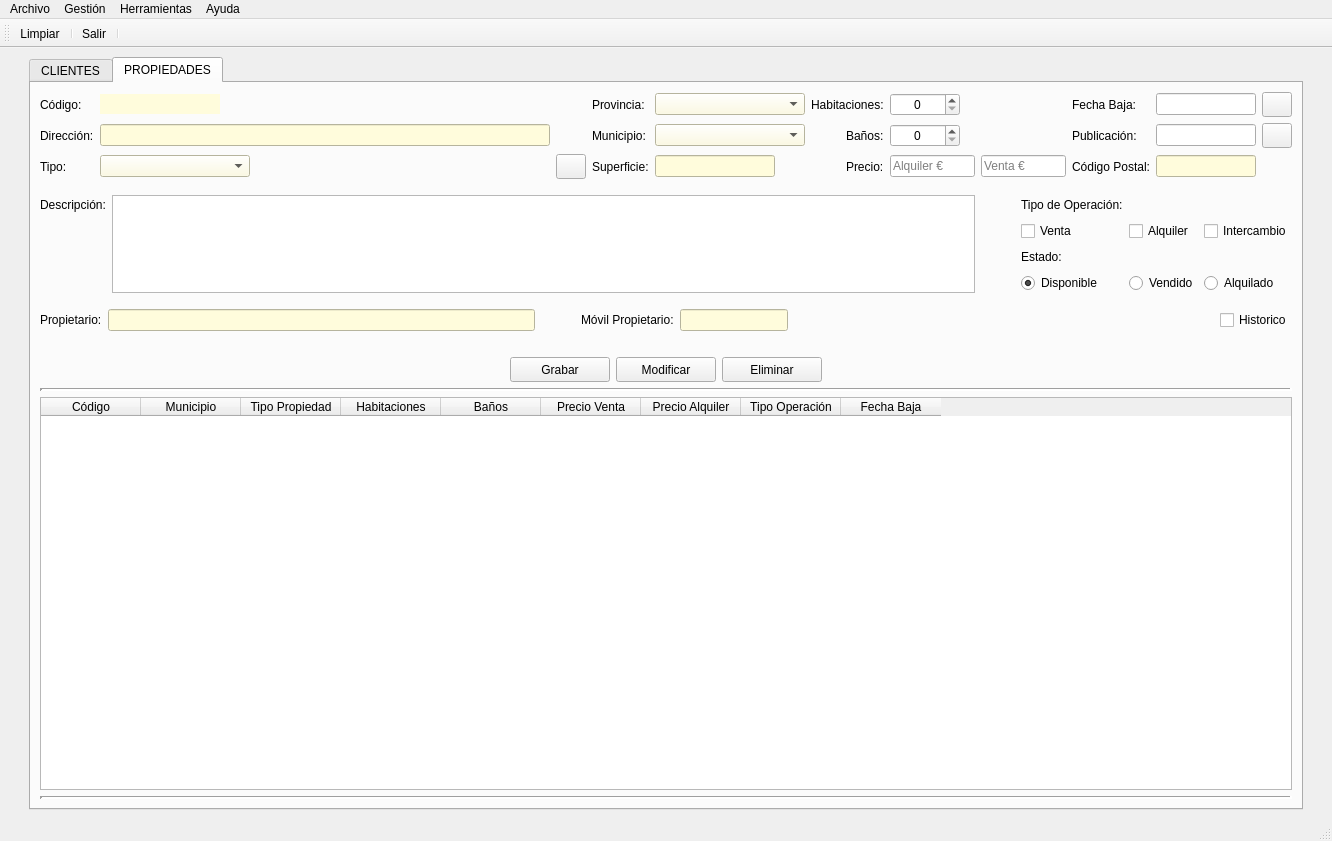
Above: templates/venPrincipal.ui from AmarinoLama/desarrolloInterfaces_Proyecto before the change. Below: the same form after it.
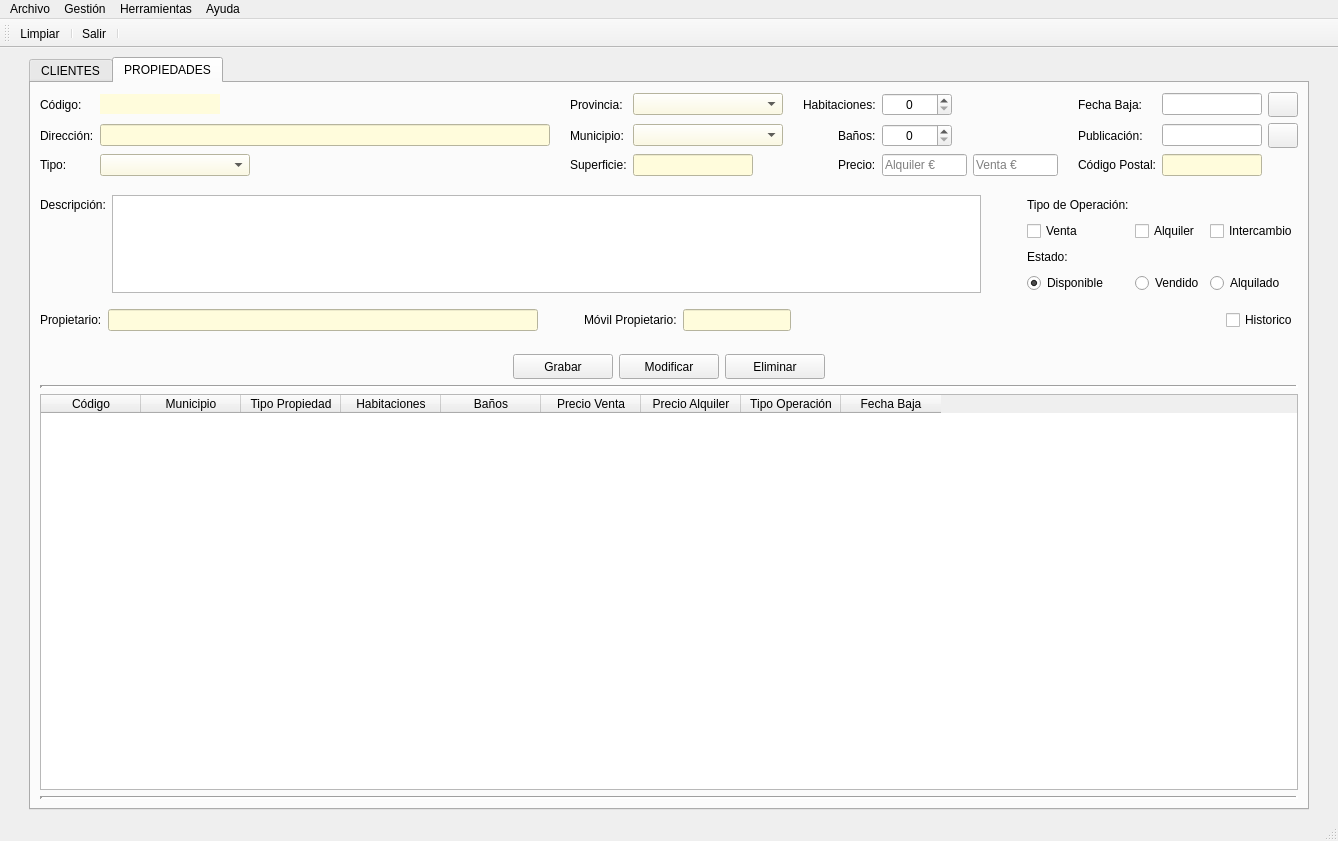
That is the form after the change. Icons and pictures are not drawn.

Diff of the .ui file:
```diff
--- a/templates/venPrincipal.ui
+++ b/templates/venPrincipal.ui
@@ -6,7 +6,7 @@
    <rect>
     <x>0</x>
     <y>0</y>
-    <width>1302</width>
+    <width>1338</width>
     <height>841</height>
    </rect>
   </property>
@@ -681,25 +681,116 @@
          <layout class="QVBoxLayout" name="verticalLayout_4">
           <item>
            <layout class="QGridLayout" name="gridLayout_5">
-            <item row="0" column="9">
-             <widget class="QSpinBox" name="spbHabitacionesPro">
+            <item row="0" column="5">
+             <widget class="QComboBox" name="cmbProvinciaPro">
               <property name="minimumSize">
                <size>
-                <width>70</width>
+                <width>150</width>
                 <height>0</height>
                </size>
               </property>
               <property name="maximumSize">
                <size>
-                <width>70</width>
+                <width>150</width>
                 <height>16777215</height>
                </size>
               </property>
-              <property name="alignment">
-               <set>Qt::AlignCenter</set>
+              <property name="styleSheet">
+               <string notr="true">background-color: rgb(255, 252, 220);</string>
               </property>
              </widget>
             </item>
+            <item row="1" column="5">
+             <widget class="QComboBox" name="cmbMunicipioPro">
+              <property name="minimumSize">
+               <size>
+                <width>150</width>
+                <height>0</height>
+               </size>
+              </property>
+              <property name="maximumSize">
+               <size>
+                <width>150</width>
+                <height>16777215</height>
+               </size>
+              </property>
+              <property name="styleSheet">
+               <string notr="true">background-color: rgb(255, 252, 220);</string>
+              </property>
+             </widget>
+            </item>
+            <item row="2" column="2">
+             <widget class="QComboBox" name="cmbTipoPro">
+              <property name="maximumSize">
+               <size>
+                <width>150</width>
+                <height>16777215</height>
+               </size>
+              </property>
+              <property name="styleSheet">
+               <string notr="true">background-color: rgb(255, 252, 220);</string>
+              </property>
+             </widget>
+            </item>
+            <item row="1" column="2">
+             <widget class="QLineEdit" name="txtDireccionPro">
+              <property name="minimumSize">
+               <size>
+                <width>450</width>
+                <height>0</height>
+               </size>
+              </property>
+              <property name="maximumSize">
+               <size>
+                <width>450</width>
+                <height>16777215</height>
+               </size>
+              </property>
+              <property name="styleSheet">
+               <string notr="true">background-color: rgb(255, 252, 220);</string>
+              </property>
+             </widget>
+            </item>
+            <item row="1" column="3">
+             <spacer name="horizontalSpacer_14">
+              <property name="orientation">
+               <enum>Qt::Horizontal</enum>
+              </property>
+              <property name="sizeHint" stdset="0">
+               <size>
+                <width>40</width>
+                <height>20</height>
+               </size>
+              </property>
+             </spacer>
+            </item>
+            <item row="1" column="4">
+             <widget class="QLabel" name="lblMunicipioPro">
+              <property name="text">
+               <string>Municipio:</string>
+              </property>
+             </widget>
+            </item>
+            <item row="1" column="7" alignment="Qt::AlignRight">
+             <widget class="QLabel" name="lblBanosPro">
+              <property name="text">
+               <string>Baños:</string>
+              </property>
+             </widget>
+            </item>
+            <item row="0" column="3">
+             <spacer name="horizontalSpacer_13">
+              <property name="orientation">
+               <enum>Qt::Horizontal</enum>
+              </property>
+              <property name="sizeHint" stdset="0">
+               <size>
+                <width>40</width>
+                <height>20</height>
+               </size>
+              </property>
+             </spacer>
+            </item>
             <item row="1" column="1">
              <widget class="QLabel" name="lblDireccionPro">
               <property name="text">
@@ -707,37 +798,62 @@
               </property>
              </widget>
             </item>
-            <item row="0" column="14">
-             <widget class="QPushButton" name="btnBajaPro">
-              <property name="minimumSize">
-               <size>
-                <width>30</width>
-                <height>25</height>
-               </size>
-              </property>
-              <property name="maximumSize">
-               <size>
-                <width>30</width>
-                <height>25</height>
-               </size>
-              </property>
-              <property name="text">
-               <string/>
-              </property>
-              <property name="icon">
-               <iconset>
-                <normaloff>../img/calendar.png</normaloff>../img/calendar.png</iconset>
-              </property>
-             </widget>
-            </item>
             <item row="0" column="8">
-             <widget class="QLabel" name="lblHabitacionesPro">
-              <property name="text">
-               <string>Habitaciones:</string>
+             <widget class="QSpinBox" name="spbHabitacionesPro">
+              <property name="minimumSize">
+               <size>
+                <width>70</width>
+                <height>0</height>
+               </size>
+              </property>
+              <property name="maximumSize">
+               <size>
+                <width>70</width>
+                <height>16777215</height>
+               </size>
+              </property>
+              <property name="alignment">
+               <set>Qt::AlignCenter</set>
               </property>
              </widget>
             </item>
             <item row="0" column="13">
+             <widget class="QPushButton" name="btnBajaPro">
+              <property name="minimumSize">
+               <size>
+                <width>30</width>
+                <height>25</height>
+               </size>
+              </property>
+              <property name="maximumSize">
+               <size>
+                <width>30</width>
+                <height>25</height>
+               </size>
+              </property>
+              <property name="text">
+               <string/>
+              </property>
+              <property name="icon">
+               <iconset>
+                <normaloff>../img/calendar.png</normaloff>../img/calendar.png</iconset>
+              </property>
+             </widget>
+            </item>
+            <item row="1" column="6">
+             <spacer name="horizontalSpacer_17">
+              <property name="orientation">
+               <enum>Qt::Horizontal</enum>
+              </property>
+              <property name="sizeHint" stdset="0">
+               <size>
+                <width>40</width>
+                <height>20</height>
+               </size>
+              </property>
+             </spacer>
+            </item>
+            <item row="0" column="12">
              <widget class="QLineEdit" name="txtFechabajaPro">
               <property name="maximumSize">
                <size>
@@ -747,84 +863,27 @@
               </property>
              </widget>
             </item>
-            <item row="2" column="9">
-             <widget class="QLineEdit" name="txtPrecioAlquilerPro">
-              <property name="minimumSize">
-               <size>
-                <width>85</width>
-                <height>0</height>
-               </size>
-              </property>
-              <property name="maximumSize">
-               <size>
-                <width>85</width>
-                <height>16777215</height>
-               </size>
-              </property>
-              <property name="styleSheet">
-               <string notr="true"/>
-              </property>
-              <property name="text">
-               <string/>
-              </property>
-              <property name="placeholderText">
-               <string>Alquiler €</string>
-              </property>
-             </widget>
-            </item>
             <item row="0" column="6">
-             <widget class="QComboBox" name="cmbProvinciaPro">
-              <property name="minimumSize">
-               <size>
-                <width>150</width>
-                <height>0</height>
-               </size>
+             <spacer name="horizontalSpacer_16">
+              <property name="orientation">
+               <enum>Qt::Horizontal</enum>
               </property>
-              <property name="maximumSize">
+              <property name="sizeHint" stdset="0">
                <size>
-                <width>150</width>
-                <height>16777215</height>
+                <width>40</width>
+                <height>20</height>
                </size>
               </property>
-              <property name="styleSheet">
-               <string notr="true">background-color: rgb(255, 252, 220);</string>
-              </property>
-             </widget>
+             </spacer>
             </item>
-            <item row="1" column="8" alignment="Qt::AlignRight">
-             <widget class="QLabel" name="lblBanosPro">
+            <item row="0" column="7">
+             <widget class="QLabel" name="lblHabitacionesPro">
               <property name="text">
-               <string>Baños:</string>
+               <string>Habitaciones:</string>
               </property>
              </widget>
             </item>
-            <item row="2" column="10">
-             <widget class="QLineEdit" name="txtPrecioVentaPro">
-              <property name="minimumSize">
-               <size>
-                <width>85</width>
-                <height>0</height>
-               </size>
-              </property>
-              <property name="maximumSize">
-               <size>
-                <width>85</width>
-                <height>16777215</height>
-               </size>
-              </property>
-              <property name="placeholderText">
-               <string>Venta €</string>
-              </property>
-             </widget>
-            </item>
-            <item row="2" column="8" alignment="Qt::AlignRight">
-             <widget class="QLabel" name="lblPrecioPro">
-              <property name="text">
-               <string>Precio:</string>
-              </property>
-             </widget>
-            </item>
-            <item row="0" column="11">
+            <item row="0" column="10">
              <spacer name="horizontalSpacer_19">
               <property name="orientation">
                <enum>Qt::Horizontal</enum>
@@ -837,192 +896,50 @@
               </property>
              </spacer>
             </item>
-            <item row="1" column="4">
-             <spacer name="horizontalSpacer_14">
-              <property name="orientation">
-               <enum>Qt::Horizontal</enum>
+            <item row="0" column="1">
+             <widget class="QLabel" name="lblCodigoPro">
+              <property name="text">
+               <string>Código:</string>
               </property>
-              <property name="sizeHint" stdset="0">
-               <size>
-                <width>40</width>
-                <height>20</height>
-               </size>
-              </property>
-             </spacer>
+             </widget>
             </item>
-            <item row="1" column="9">
-             <widget class="QSpinBox" name="spbBanosPro">
+            <item row="0" column="2">
+             <widget class="QLabel" name="lblCodigoProp">
               <property name="minimumSize">
                <size>
-                <width>70</width>
-                <height>0</height>
+                <width>120</width>
+                <height>2</height>
                </size>
               </property>
               <property name="maximumSize">
                <size>
-                <width>70</width>
-                <height>16777215</height>
+                <width>120</width>
+                <height>20</height>
                </size>
               </property>
-              <property name="alignment">
-               <set>Qt::AlignCenter</set>
+              <property name="styleSheet">
+               <string notr="true">background-color: rgb(255, 252, 220);</string>
+              </property>
+              <property name="text">
+               <string/>
               </property>
              </widget>
             </item>
             <item row="0" column="4">
-             <spacer name="horizontalSpacer_13">
-              <property name="orientation">
-               <enum>Qt::Horizontal</enum>
-              </property>
-              <property name="sizeHint" stdset="0">
-               <size>
-                <width>40</width>
-                <height>20</height>
-               </size>
-              </property>
-             </spacer>
-            </item>
-            <item row="2" column="11">
-             <spacer name="horizontalSpacer_21">
-              <property name="orientation">
-               <enum>Qt::Horizontal</enum>
-              </property>
-              <property name="sizeHint" stdset="0">
-               <size>
-                <width>40</width>
-                <height>20</height>
-               </size>
-              </property>
-             </spacer>
-            </item>
-            <item row="1" column="11">
-             <spacer name="horizontalSpacer_20">
-              <property name="orientation">
-               <enum>Qt::Horizontal</enum>
-              </property>
-              <property name="sizeHint" stdset="0">
-               <size>
-                <width>40</width>
-                <height>20</height>
-               </size>
-              </property>
-             </spacer>
-            </item>
-            <item row="2" column="7">
-             <spacer name="horizontalSpacer_18">
-              <property name="orientation">
-               <enum>Qt::Horizontal</enum>
-              </property>
-              <property name="sizeHint" stdset="0">
-               <size>
-                <width>40</width>
-                <height>20</height>
-               </size>
-              </property>
-             </spacer>
-            </item>
-            <item row="2" column="4">
-             <spacer name="horizontalSpacer_15">
-              <property name="orientation">
-               <enum>Qt::Horizontal</enum>
-              </property>
-              <property name="sizeHint" stdset="0">
-               <size>
-                <width>40</width>
-                <height>20</height>
-               </size>
-              </property>
-             </spacer>
-            </item>
-            <item row="2" column="12">
-             <widget class="QLabel" name="lblCpPro">
+             <widget class="QLabel" name="lblProvinciaPro">
               <property name="text">
-               <string>Código Postal:</string>
+               <string>Provincia:</string>
               </property>
              </widget>
             </item>
-            <item row="0" column="7">
-             <spacer name="horizontalSpacer_16">
-              <property name="orientation">
-               <enum>Qt::Horizontal</enum>
+            <item row="0" column="11">
+             <widget class="QLabel" name="lblFechabajaPro">
+              <property name="text">
+               <string>Fecha Baja:</string>
               </property>
-              <property name="sizeHint" stdset="0">
-               <size>
-                <width>40</width>
-                <height>20</height>
-               </size>
-              </property>
-             </spacer>
-            </item>
-            <item row="2" column="13">
-             <widget class="QLineEdit" name="txtCpPro">
-              <property name="minimumSize">
-               <size>
-                <width>100</width>
-                <height>0</height>
-               </size>
-              </property>
-              <property name="maximumSize">
-               <size>
-                <width>100</width>
-                <height>16777215</height>
-               </size>
-              </property>
-              <property name="styleSheet">
-               <string notr="true">background-color: rgb(255, 252, 220);</string>
-              </property>
              </widget>
             </item>
-            <item row="1" column="7">
-             <spacer name="horizontalSpacer_17">
-              <property name="orientation">
-               <enum>Qt::Horizontal</enum>
-              </property>
-              <property name="sizeHint" stdset="0">
-               <size>
-                <width>40</width>
-                <height>20</height>
-               </size>
-              </property>
-             </spacer>
-            </item>
             <item row="1" column="13">
-             <widget class="QLineEdit" name="txtPublicacionPro">
-              <property name="maximumSize">
-               <size>
-                <width>150</width>
-                <height>16777215</height>
-               </size>
-              </property>
-             </widget>
-            </item>
-            <item row="1" column="5">
-             <widget class="QLabel" name="lblMunicipioPro">
-              <property name="text">
-               <string>Municipio:</string>
-              </property>
-             </widget>
-            </item>
-            <item row="1" column="2">
-             <widget class="QLineEdit" name="txtDireccionPro">
-              <property name="minimumSize">
-               <size>
-                <width>450</width>
-                <height>0</height>
-               </size>
-              </property>
-              <property name="maximumSize">
-               <size>
-                <width>450</width>
-                <height>16777215</height>
-               </size>
-              </property>
-              <property name="styleSheet">
-               <string notr="true">background-color: rgb(255, 252, 220);</string>
-              </property>
-             </widget>
-            </item>
-            <item row="1" column="14">
              <widget class="QPushButton" name="btnPublicacionPro">
               <property name="minimumSize">
                <size>
@@ -1045,26 +962,6 @@
               </property>
              </widget>
             </item>
-            <item row="2" column="2">
-             <widget class="QComboBox" name="cmbTipoPro">
-              <property name="maximumSize">
-               <size>
-                <width>150</width>
-                <height>16777215</height>
-               </size>
-              </property>
-              <property name="styleSheet">
-               <string notr="true">background-color: rgb(255, 252, 220);</string>
-              </property>
-             </widget>
-            </item>
-            <item row="2" column="5">
-             <widget class="QLabel" name="lblSuperficiePro">
-              <property name="text">
-               <string>Superficie:</string>
-              </property>
-             </widget>
-            </item>
             <item row="2" column="1">
              <widget class="QLabel" name="lblTipoPro">
               <property name="text">
@@ -1072,104 +969,188 @@
               </property>
              </widget>
             </item>
-            <item row="2" column="6">
-             <widget class="QLineEdit" name="txtSuperficiePro">
-              <property name="maximumSize">
-               <size>
-                <width>120</width>
-                <height>16777215</height>
-               </size>
-              </property>
-              <property name="styleSheet">
-               <string notr="true">background-color: rgb(255, 252, 220);</string>
-              </property>
-             </widget>
-            </item>
-            <item row="1" column="6">
-             <widget class="QComboBox" name="cmbMunicipioPro">
-              <property name="minimumSize">
-               <size>
-                <width>150</width>
-                <height>0</height>
-               </size>
-              </property>
-              <property name="maximumSize">
-               <size>
-                <width>150</width>
-                <height>16777215</height>
-               </size>
-              </property>
-              <property name="styleSheet">
-               <string notr="true">background-color: rgb(255, 252, 220);</string>
-              </property>
-             </widget>
-            </item>
-            <item row="0" column="12">
-             <widget class="QLabel" name="lblFechabajaPro">
+            <item row="2" column="7" alignment="Qt::AlignRight">
+             <widget class="QLabel" name="lblPrecioPro">
               <property name="text">
-               <string>Fecha Baja:</string>
-              </property>
-             </widget>
-            </item>
-            <item row="0" column="5">
-             <widget class="QLabel" name="lblProvinciaPro">
-              <property name="text">
-               <string>Provincia:</string>
-              </property>
-             </widget>
-            </item>
-            <item row="0" column="2">
-             <widget class="QLabel" name="lblCodigoProp">
-              <property name="minimumSize">
-               <size>
-                <width>120</width>
-                <height>2</height>
-               </size>
-              </property>
-              <property name="maximumSize">
-               <size>
-                <width>120</width>
-                <height>20</height>
-               </size>
-              </property>
-              <property name="styleSheet">
-               <string notr="true">background-color: rgb(255, 252, 220);</string>
-              </property>
-              <property name="text">
-               <string/>
-              </property>
-             </widget>
-            </item>
-            <item row="0" column="1">
-             <widget class="QLabel" name="lblCodigoPro">
-              <property name="text">
-               <string>Código:</string>
+               <string>Precio:</string>
               </property>
              </widget>
             </item>
             <item row="1" column="12">
+             <widget class="QLineEdit" name="txtPublicacionPro">
+              <property name="maximumSize">
+               <size>
+                <width>150</width>
+                <height>16777215</height>
+               </size>
+              </property>
+             </widget>
+            </item>
+            <item row="2" column="3">
+             <spacer name="horizontalSpacer_15">
+              <property name="orientation">
+               <enum>Qt::Horizontal</enum>
+              </property>
+              <property name="sizeHint" stdset="0">
+               <size>
+                <width>40</width>
+                <height>20</height>
+               </size>
+              </property>
+             </spacer>
+            </item>
+            <item row="1" column="8">
+             <widget class="QSpinBox" name="spbBanosPro">
+              <property name="minimumSize">
+               <size>
+                <width>70</width>
+                <height>0</height>
+               </size>
+              </property>
+              <property name="maximumSize">
+               <size>
+                <width>70</width>
+                <height>16777215</height>
+               </size>
+              </property>
+              <property name="alignment">
+               <set>Qt::AlignCenter</set>
+              </property>
+             </widget>
+            </item>
+            <item row="2" column="12">
+             <widget class="QLineEdit" name="txtCpPro">
+              <property name="minimumSize">
+               <size>
+                <width>100</width>
+                <height>0</height>
+               </size>
+              </property>
+              <property name="maximumSize">
+               <size>
+                <width>100</width>
+                <height>16777215</height>
+               </size>
+              </property>
+              <property name="styleSheet">
+               <string notr="true">background-color: rgb(255, 252, 220);</string>
+              </property>
+             </widget>
+            </item>
+            <item row="2" column="9">
+             <widget class="QLineEdit" name="txtPrecioVentaPro">
+              <property name="minimumSize">
+               <size>
+                <width>85</width>
+                <height>0</height>
+               </size>
+              </property>
+              <property name="maximumSize">
+               <size>
+                <width>85</width>
+                <height>16777215</height>
+               </size>
+              </property>
+              <property name="placeholderText">
+               <string>Venta €</string>
+              </property>
+             </widget>
+            </item>
+            <item row="2" column="5">
+             <widget class="QLineEdit" name="txtSuperficiePro">
+              <property name="maximumSize">
+               <size>
+                <width>120</width>
+                <height>16777215</height>
+               </size>
+              </property>
+              <property name="styleSheet">
+               <string notr="true">background-color: rgb(255, 252, 220);</string>
+              </property>
+             </widget>
+            </item>
+            <item row="2" column="6">
+             <spacer name="horizontalSpacer_18">
+              <property name="orientation">
+               <enum>Qt::Horizontal</enum>
+              </property>
+              <property name="sizeHint" stdset="0">
+               <size>
+                <width>40</width>
+                <height>20</height>
+               </size>
+              </property>
+             </spacer>
+            </item>
+            <item row="2" column="11">
+             <widget class="QLabel" name="lblCpPro">
+              <property name="text">
+               <string>Código Postal:</string>
+              </property>
+             </widget>
+            </item>
+            <item row="2" column="8">
+             <widget class="QLineEdit" name="txtPrecioAlquilerPro">
+              <property name="minimumSize">
+               <size>
+                <width>85</width>
+                <height>0</height>
+               </size>
+              </property>
+              <property name="maximumSize">
+               <size>
+                <width>85</width>
+                <height>16777215</height>
+               </size>
+              </property>
+              <property name="styleSheet">
+               <string notr="true"/>
+              </property>
+              <property name="text">
+               <string/>
+              </property>
+              <property name="placeholderText">
+               <string>Alquiler €</string>
+              </property>
+             </widget>
+            </item>
+            <item row="1" column="11">
              <widget class="QLabel" name="lblPublicacionPro">
               <property name="text">
                <string>Publicación:</string>
               </property>
              </widget>
             </item>
-            <item row="2" column="3" alignment="Qt::AlignLeft">
-             <widget class="QPushButton" name="pushButton">
-              <property name="minimumSize">
+            <item row="2" column="10">
+             <spacer name="horizontalSpacer_21">
+              <property name="orientation">
+               <enum>Qt::Horizontal</enum>
+              </property>
+              <property name="sizeHint" stdset="0">
                <size>
-                <width>30</width>
-                <height>25</height>
+                <width>40</width>
+                <height>20</height>
                </size>
               </property>
-              <property name="maximumSize">
+             </spacer>
+            </item>
+            <item row="1" column="10">
+             <spacer name="horizontalSpacer_20">
+              <property name="orientation">
+               <enum>Qt::Horizontal</enum>
+              </property>
+              <property name="sizeHint" stdset="0">
                <size>
-                <width>30</width>
-                <height>25</height>
+                <width>40</width>
+                <height>20</height>
                </size>
               </property>
+             </spacer>
+            </item>
+            <item row="2" column="4">
+             <widget class="QLabel" name="lblSuperficiePro">
               <property name="text">
-               <string/>
+               <string>Superficie:</string>
               </property>
              </widget>
             </item>
@@ -1186,7 +1167,7 @@
             <property name="sizeHint" stdset="0">
              <size>
               <width>20</width>
-              <height>10</height>
+              <height>13</height>
              </size>
             </property>
            </spacer>
@@ -1419,8 +1400,8 @@
           </property>
           <property name="sizeHint" stdset="0">
            <size>
-            <width>20</width>
-            <height>20</height>
+            <width>17</width>
+            <height>17</height>
            </size>
           </property>
          </spacer>
@@ -1625,7 +1606,7 @@
     <rect>
      <x>0</x>
      <y>0</y>
-     <width>1302</width>
+     <width>1338</width>
      <height>21</height>
     </rect>
    </property>
```
Left out of the diff: 116 changed lines with no effect on the pictures.
